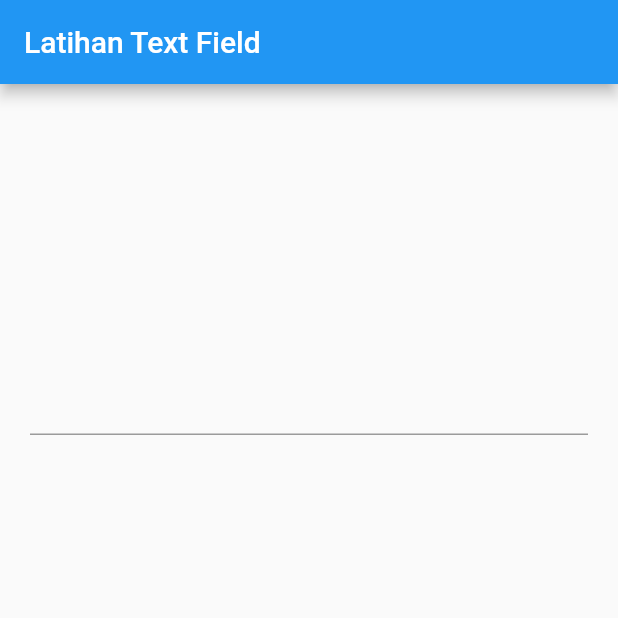
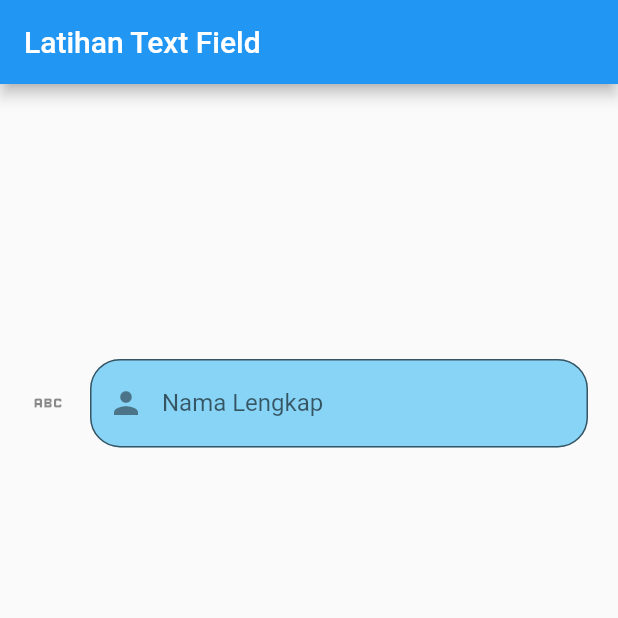
Before and after one commit to raihanerli/KP_Nexin, a Flutter app: the screen it shows after launch, on a phone screen of 412 x 824 dp, the top half of it. Run offline on Flutter 3.47's test engine with Material 2 defaults, Android fonts, the light colour scheme and no system bars.

Commit message:
textfield and textfield decoration

```diff
--- a/016_TextField/textfield_practice/lib/main.dart
+++ b/016_TextField/textfield_practice/lib/main.dart
@@ -25,6 +25,21 @@ class _MyAppState extends State<MyApp> {
             mainAxisAlignment: MainAxisAlignment.spaceAround,
             children: <Widget>[
               TextField(
+                decoration: InputDecoration(
+                  fillColor: const Color.fromARGB(118, 3, 168, 244),
+                  filled: true,
+                  icon: const Icon(Icons.abc),
+                  suffix: Container(
+                    width: 5, height: 5, color: Colors.red,
+                  ),
+                  prefixIcon: const Icon(Icons.person),
+                  // prefixText: "Name: ",
+                  // prefixStyle: TextStyle(color:  Colors.blue, fontWeight: FontWeight.w600),
+                  labelText: "Nama Lengkap",
+                  hintText: "Nama Lengkapya loh",
+                  hintStyle: const TextStyle(fontSize: 12,),
+                  border: OutlineInputBorder(borderRadius: BorderRadius.circular(20),)
+                ),
                 // obscureText: true, // untuk password
                 // maxLength: 5, // untuk jumlah karakter maksimal yang akan diinput
                 // maxLines: 2, // untuk jumlah baris maksimal yang disediakan ketika box telah sepenuhnya digunakan.
```
Also changed, not shown: 1 other file.
